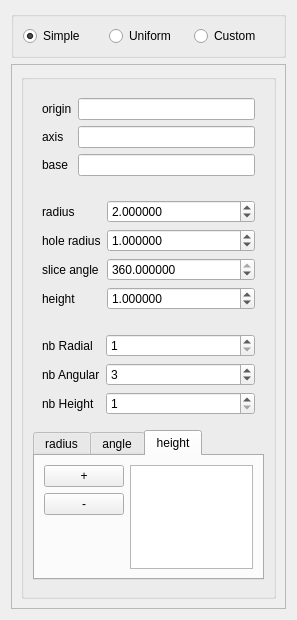
SalomePlatform/hexablock, file src/HEXABLOCKGUI/MakeCylinder_QTD.ui: the form before one commit.
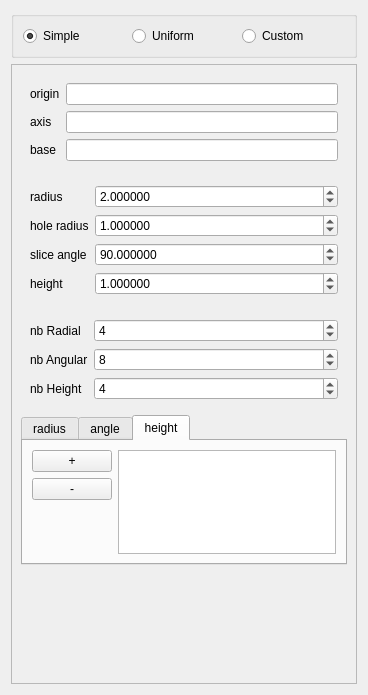
The form after the commit.

```diff
--- a/src/HEXABLOCKGUI/MakeCylinder_QTD.ui
+++ b/src/HEXABLOCKGUI/MakeCylinder_QTD.ui
@@ -6,8 +6,8 @@
    <rect>
     <x>0</x>
     <y>0</y>
-    <width>297</width>
-    <height>620</height>
+    <width>368</width>
+    <height>695</height>
    </rect>
   </property>
   <property name="sizePolicy">
@@ -102,30 +102,12 @@
        <rect>
         <x>0</x>
         <y>0</y>
-        <width>259</width>
-        <height>592</height>
+        <width>354</width>
+        <height>638</height>
        </rect>
       </property>
       <layout class="QVBoxLayout" name="verticalLayout_3">
        <item>
-        <widget class="QGroupBox" name="groupBox">
-         <property name="sizePolicy">
-          <sizepolicy hsizetype="Preferred" vsizetype="Preferred">
-           <horstretch>0</horstretch>
-           <verstretch>0</verstretch>
-          </sizepolicy>
-         </property>
-         <property name="minimumSize">
-          <size>
-           <width>5</width>
-           <height>0</height>
-          </size>
-         </property>
-         <property name="title">
-          <string/>
-         </property>
-         <layout class="QVBoxLayout" name="verticalLayout_2">
-          <item>
            <widget class="QWidget" name="geomobj_group" native="true">
             <layout class="QFormLayout" name="formLayout_3">
              <item row="0" column="0">
@@ -148,7 +130,7 @@
              <item row="2" column="1">
               <widget class="QLineEdit" name="axis_le">
                <property name="sizePolicy">
-                <sizepolicy hsizetype="Minimum" vsizetype="Fixed">
+             <sizepolicy hsizetype="Expanding" vsizetype="Fixed">
                  <horstretch>0</horstretch>
                  <verstretch>0</verstretch>
                 </sizepolicy>
@@ -242,7 +224,7 @@
                 <double>10.000000000000000</double>
                </property>
                <property name="value">
-                <double>360.000000000000000</double>
+             <double>90.000000000000000</double>
                </property>
               </widget>
              </item>
@@ -291,7 +273,7 @@
                 <number>1000000</number>
                </property>
                <property name="value">
-                <number>1</number>
+             <number>4</number>
                </property>
               </widget>
              </item>
@@ -311,7 +293,7 @@
                 <number>1000000</number>
                </property>
                <property name="value">
-                <number>3</number>
+             <number>8</number>
                </property>
               </widget>
              </item>
@@ -331,7 +313,7 @@
                 <number>1000000</number>
                </property>
                <property name="value">
-                <number>1</number>
+             <number>4</number>
                </property>
               </widget>
              </item>
@@ -539,9 +521,6 @@
              </size>
             </property>
            </spacer>
-          </item>
-         </layout>
-        </widget>
        </item>
       </layout>
      </widget>
```
Lines whose indentation alone changed are shown as unchanged.
